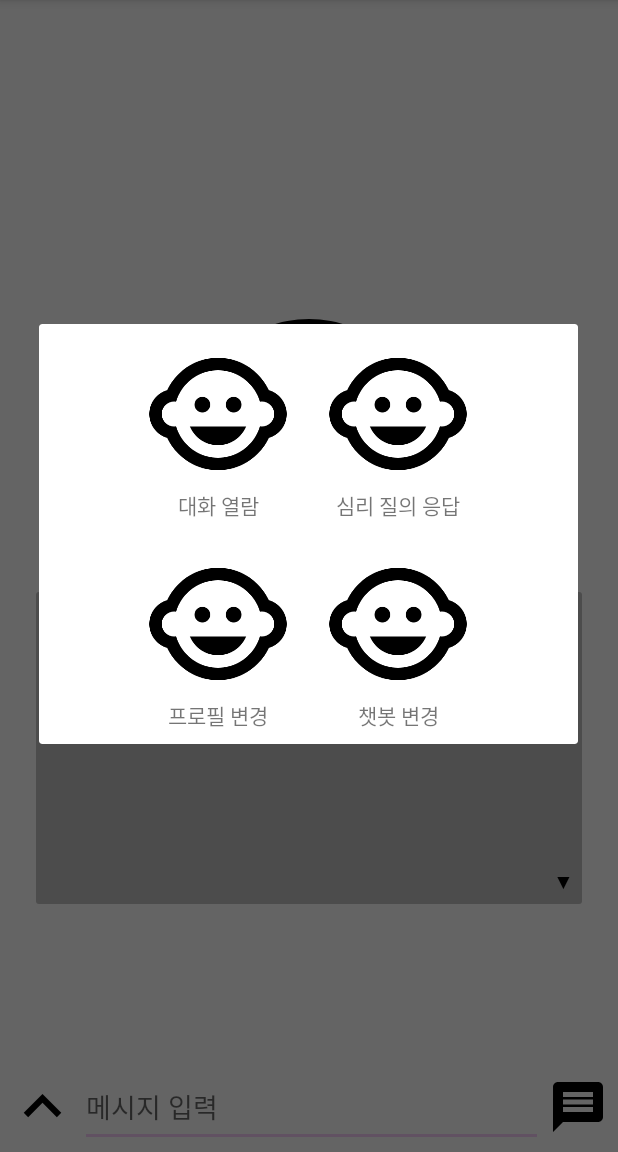
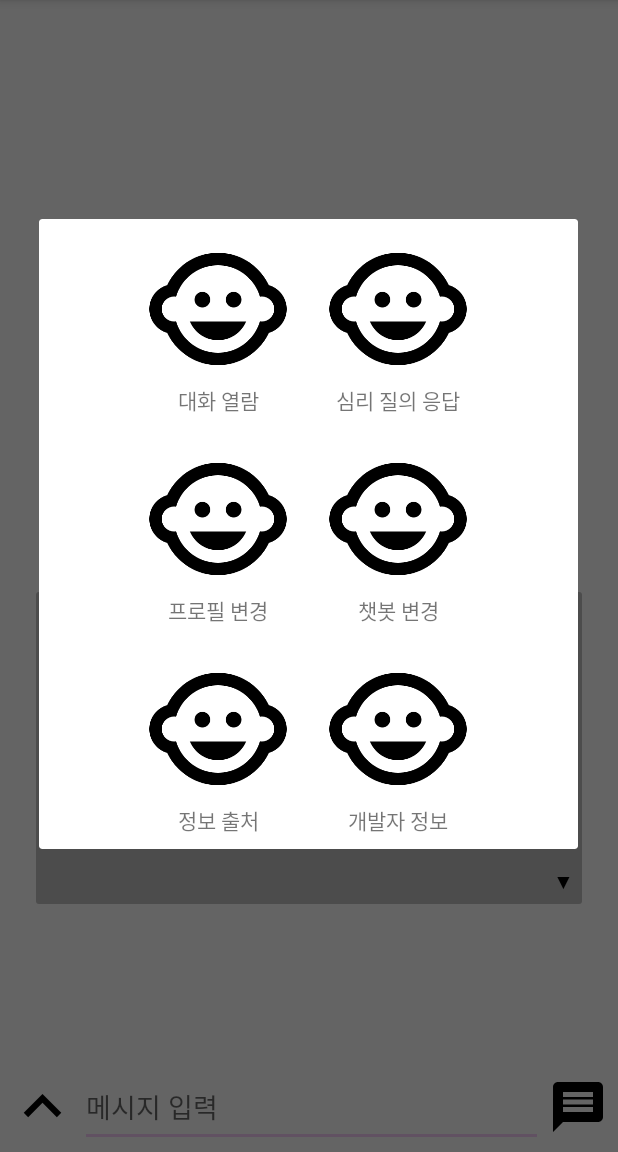
Before and after one commit to haileykim1/BLUEPINK, an Android app: the screen it shows after launch (MainActivity), after a tap on an icon or button, on a phone screen of 412 x 824 dp, the part 84-1236 px from its top. Run offline under Robolectric (Android 15) with nearby library versions, the phone set to English and light mode, and no system bars; our stand-ins replace Room's generated code.

Commit message:
Add contents on ContentFragment.kt

```diff
--- a/BLUEPINK/app/src/main/java/com/sogeunnsogeun/bluepink/ContentFragment.kt
+++ b/BLUEPINK/app/src/main/java/com/sogeunnsogeun/bluepink/ContentFragment.kt
@@ -55,6 +55,12 @@ class ContentFragment : AppCompatDialogFragment() {
             Toast.makeText(context, "챗봇 변경", Toast.LENGTH_SHORT).show()
             println("챗봇 변경")
         }
+        copyright.setOnClickListener {
+
+        }
+        developer_info.setOnClickListener {
+
+        }
     }
 
     override fun onCreateView(
--- a/BLUEPINK/app/src/main/res/layout/fragment_content.xml
+++ b/BLUEPINK/app/src/main/res/layout/fragment_content.xml
@@ -103,4 +103,51 @@
         </LinearLayout>
 
     </LinearLayout>
+
+    <LinearLayout
+        android:layout_width="wrap_content"
+        android:layout_height="wrap_content"
+        android:orientation="horizontal"
+        android:layout_gravity="center">
+
+        <LinearLayout
+            android:id="@+id/copyright"
+            android:layout_width="wrap_content"
+            android:layout_height="wrap_content"
+            android:orientation="vertical"
+            android:layout_margin="10dp">
+
+            <ImageView
+                android:layout_width="100dp"
+                android:layout_height="100dp"
+                android:src="@drawable/ic_child_care_black_24dp"/>
+
+            <TextView
+                android:layout_width="100dp"
+                android:layout_height="20dp"
+                android:text="정보 출처"
+                android:gravity="center"/>
+
+        </LinearLayout>
+        <LinearLayout
+            android:id="@+id/developer_info"
+            android:layout_width="wrap_content"
+            android:layout_height="wrap_content"
+            android:orientation="vertical"
+            android:layout_margin="10dp">
+
+            <ImageView
+                android:layout_width="100dp"
+                android:layout_height="100dp"
+                android:src="@drawable/ic_child_care_black_24dp"/>
+
+            <TextView
+                android:layout_width="100dp"
+                android:layout_height="20dp"
+                android:text="개발자 정보"
+                android:gravity="center"/>
+
+        </LinearLayout>
+
+    </LinearLayout>
 </LinearLayout>
```
